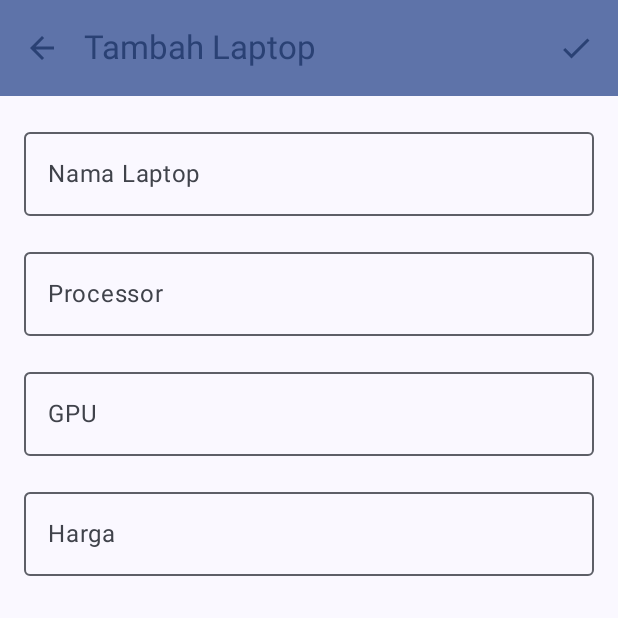
After one commit to arfion11/Assessment2-mobpro, an Android app built with Jetpack Compose: the DetailScreen screen opened through its navigation route, on a phone screen of 412 x 824 dp, the top half of it. The commit adds this screen. Run offline under Robolectric (Android 15) with nearby library versions, the phone set to English and light mode, and no system bars.

Commit message:
commit perubahan dan membuat detail screen dan tombol FAB serta popbackstack

```diff
--- a/app/src/main/java/org/d3if0072/assessment2mobpro/MainActivity.kt
+++ b/app/src/main/java/org/d3if0072/assessment2mobpro/MainActivity.kt
@@ -7,6 +7,7 @@ import androidx.compose.foundation.layout.fillMaxSize
 import androidx.compose.material3.MaterialTheme
 import androidx.compose.material3.Surface
 import androidx.compose.ui.Modifier
+import org.d3if0072.assessment2mobpro.navigation.SetupNavGraph
 import org.d3if0072.assessment2mobpro.ui.screen.MainScreen
 import org.d3if0072.assessment2mobpro.ui.theme.Assessment2mobproTheme
 
@@ -20,7 +21,7 @@ class MainActivity : ComponentActivity() {
                     modifier = Modifier.fillMaxSize(),
                     color = MaterialTheme.colorScheme.background
                 ) {
-                    MainScreen()
+                    SetupNavGraph()
                 }
             }
         }
--- /dev/null
+++ b/app/src/main/java/org/d3if0072/assessment2mobpro/database/LaptopDB.kt
@@ -0,0 +1,4 @@
+package org.d3if0072.assessment2mobpro.database
+
+class LaptopDB {
+}
--- /dev/null
+++ b/app/src/main/java/org/d3if0072/assessment2mobpro/database/LaptopDao.kt
@@ -0,0 +1,4 @@
+package org.d3if0072.assessment2mobpro.database
+
+interface LaptopDao {
+}
--- /dev/null
+++ b/app/src/main/java/org/d3if0072/assessment2mobpro/model/Laptop.kt
@@ -0,0 +1,16 @@
+package org.d3if0072.assessment2mobpro.model
+
+import androidx.room.Entity
+import androidx.room.PrimaryKey
+
+@Entity(tableName = "laptop")
+data class Laptop(
+    @PrimaryKey(autoGenerate = true)
+    val id: Long = 0L,
+    val list: String,
+    val nama: String,
+    val processor: String,
+    val gpu: String,
+    val int: String
+
+)
--- /dev/null
+++ b/app/src/main/java/org/d3if0072/assessment2mobpro/navigation/NavGraph.kt
@@ -0,0 +1,37 @@
+package org.d3if0072.assessment2mobpro.navigation
+
+import androidx.compose.runtime.Composable
+import androidx.navigation.NavHostController
+import androidx.navigation.NavType
+import androidx.navigation.compose.NavHost
+import androidx.navigation.compose.composable
+import androidx.navigation.compose.rememberNavController
+import androidx.navigation.navArgument
+import org.d3if0072.assessment2mobpro.ui.screen.DetailScreen
+import org.d3if0072.assessment2mobpro.ui.screen.KEY_ID_LAPTOP
+import org.d3if0072.assessment2mobpro.ui.screen.MainScreen
+
+@Composable
+fun SetupNavGraph(navController: NavHostController = rememberNavController()) {
+    NavHost(
+        navController = navController,
+        startDestination = Screen.Home.route
+    ){
+        composable(route = Screen.Home.route) {
+            MainScreen(navController)
+           }
+        composable(route = Screen.FormBaru.route){
+            DetailScreen(navController)
+            }
+        composable(
+            route = Screen.FormUbah.route,
+            arguments = listOf(
+                navArgument(KEY_ID_LAPTOP) {type = NavType.LongType}
+            )
+        ) {navBackStackEntry ->
+            val id = navBackStackEntry.arguments?.getLong(KEY_ID_LAPTOP)
+            DetailScreen(navController, id)
+
+          }
+        }
+    }
--- /dev/null
+++ b/app/src/main/java/org/d3if0072/assessment2mobpro/navigation/Screen.kt
@@ -0,0 +1,13 @@
+package org.d3if0072.assessment2mobpro.navigation
+
+import org.d3if0072.assessment2mobpro.ui.screen.KEY_ID_LAPTOP
+
+
+sealed class Screen (val route: String){
+    data object Home: Screen("mainScreen")
+    data object FormBaru: Screen("detailScreen")
+
+    data object FormUbah: Screen("detailScreen/{$KEY_ID_LAPTOP}") {
+        fun withId(id: Long) = "detailScreen/$id"
+    }
+}
--- /dev/null
+++ b/app/src/main/java/org/d3if0072/assessment2mobpro/ui/screen/DetailScreen.kt
@@ -0,0 +1,162 @@
+package org.d3if0072.assessment2mobpro.ui.screen
+
+import android.content.res.Configuration
+import androidx.compose.foundation.layout.Arrangement
+import androidx.compose.foundation.layout.Column
+import androidx.compose.foundation.layout.fillMaxSize
+import androidx.compose.foundation.layout.fillMaxWidth
+import androidx.compose.foundation.layout.padding
+import androidx.compose.foundation.text.KeyboardOptions
+import androidx.compose.material.icons.Icons
+import androidx.compose.material.icons.filled.ArrowBack
+import androidx.compose.material.icons.outlined.Check
+import androidx.compose.material3.ExperimentalMaterial3Api
+import androidx.compose.material3.Icon
+import androidx.compose.material3.IconButton
+import androidx.compose.material3.MaterialTheme
+import androidx.compose.material3.OutlinedTextField
+import androidx.compose.material3.Scaffold
+import androidx.compose.material3.Text
+import androidx.compose.material3.TopAppBar
+import androidx.compose.material3.TopAppBarDefaults
+import androidx.compose.runtime.Composable
+import androidx.compose.runtime.getValue
+import androidx.compose.runtime.mutableStateOf
+import androidx.compose.runtime.remember
+import androidx.compose.runtime.setValue
+import androidx.compose.ui.Modifier
+import androidx.compose.ui.res.stringResource
+import androidx.compose.ui.text.input.ImeAction
+import androidx.compose.ui.text.input.KeyboardCapitalization
+import androidx.compose.ui.text.input.KeyboardType
+import androidx.compose.ui.tooling.preview.Preview
+import androidx.compose.ui.unit.dp
+import androidx.navigation.NavHostController
+import androidx.navigation.compose.rememberNavController
+import org.d3if0072.assessment2mobpro.R
+import org.d3if0072.assessment2mobpro.ui.theme.Assessment2mobproTheme
+
+const val KEY_ID_LAPTOP = "idLaptop"
+
+@OptIn(ExperimentalMaterial3Api::class)
+@Composable
+fun DetailScreen(navController: NavHostController, id: Long? = null) {
+    var nama by remember { mutableStateOf("") }
+    var processor by remember { mutableStateOf("") }
+    var gpu by remember { mutableStateOf("") }
+    var harga by remember { mutableStateOf("") }
+
+    Scaffold(
+        topBar = {
+            TopAppBar(
+                navigationIcon = {
+                    IconButton(onClick = {navController.popBackStack()}) {
+                        Icon(
+                            imageVector = Icons.Filled.ArrowBack,
+                            contentDescription = stringResource(R.string.kembali),
+                            tint = MaterialTheme.colorScheme.primary
+                        )
+                    }
+                },
+                title = {
+                    if (id == null)
+                        Text(text = stringResource(id = R.string.tambah_laptop))
+                    else
+                        Text(text = stringResource(id = R.string.edit_laptop))
+                },
+                colors = TopAppBarDefaults.mediumTopAppBarColors(
+                    containerColor = MaterialTheme.colorScheme.primaryContainer,
+                    titleContentColor = MaterialTheme.colorScheme.primary,
+                ),
+                actions = {
+                    IconButton(onClick = {navController.popBackStack()}) {
+                        Icon(
+                            imageVector = Icons.Outlined.Check,
+                            contentDescription = stringResource(R.string.simpan),
+                            tint = MaterialTheme.colorScheme.primary
+                        )
+                    }
+                }
+            )
+        }
+    ) { padding ->
+        FormLaptop(
+            name = nama,
+            onNameChange = {nama = it},
+            cpu = processor,
+            onCpuChange = {processor = it},
+            graphicCard = gpu,
+            ongraphicCardChange = {gpu = it},
+            price = harga,
+            onPriceChange = {harga = it},
+            modifier = Modifier.padding(padding)
+        )
+    }
+}
+
+@Composable
+fun FormLaptop(
+    name: String, onNameChange: (String) -> Unit,
+    cpu: String, onCpuChange: (String) -> Unit,
+    graphicCard: String, ongraphicCardChange: (String) -> Unit,
+    price: String, onPriceChange: (String) -> Unit,
+    modifier: Modifier
+) {
+    Column(
+        modifier = modifier
+            .fillMaxSize()
+            .padding(16.dp),
+        verticalArrangement = Arrangement.spacedBy(16.dp)
+    ) {
+        OutlinedTextField(
+            value = name,
+            onValueChange = {onNameChange(it) },
+            label = { Text(text = stringResource(R.string.nama_laptop)) },
+            singleLine = true,
+            keyboardOptions = KeyboardOptions(
+                capitalization = KeyboardCapitalization.Words,
+                imeAction = ImeAction.Next
+            ),
+            modifier = Modifier.fillMaxWidth()
+        )
+        OutlinedTextField(
+            value = cpu,
+            onValueChange = {onCpuChange(it) },
+            label = { Text(text = stringResource(R.string.processor)) },
+            keyboardOptions = KeyboardOptions(
+                capitalization = KeyboardCapitalization.Sentences,
+            ),
+            modifier = Modifier.fillMaxWidth()
+        )
+        OutlinedTextField(
+            value = graphicCard,
+            onValueChange = {ongraphicCardChange(it) },
+            label = { Text(text = stringResource(R.string.GPU)) },
+            keyboardOptions = KeyboardOptions(
+                capitalization = KeyboardCapitalization.Sentences,
+            ),
+            modifier = Modifier.fillMaxWidth()
+        )
+        OutlinedTextField(
+            value = price,
+            onValueChange = { onPriceChange(it) },
+            label = { Text(text = stringResource(R.string.harga)) },
+            keyboardOptions = KeyboardOptions(
+                capitalization = KeyboardCapitalization.Sentences,
+                keyboardType = KeyboardType.Number,
+            ),
+            modifier = Modifier.fillMaxWidth()
+        )
+    }
+}
+
+
+
+@Preview(showBackground = true)
+@Preview(uiMode = Configuration.UI_MODE_NIGHT_YES, showBackground = true)
+@Composable
+fun DetailScreenPreview() {
+    Assessment2mobproTheme {
+        DetailScreen(rememberNavController())
+    }
+}
--- /dev/null
+++ b/app/src/main/java/org/d3if0072/assessment2mobpro/ui/screen/DetailViewModel.kt
@@ -0,0 +1,4 @@
+package org.d3if0072.assessment2mobpro.ui.screen
+
+class DetailViewModel {
+}
--- a/app/src/main/java/org/d3if0072/assessment2mobpro/ui/screen/MainScreen.kt
+++ b/app/src/main/java/org/d3if0072/assessment2mobpro/ui/screen/MainScreen.kt
@@ -1,10 +1,15 @@
 package org.d3if0072.assessment2mobpro.ui.screen
 
 import android.content.res.Configuration
+import android.widget.Toast
 import androidx.compose.foundation.layout.Column
 import androidx.compose.foundation.layout.fillMaxSize
 import androidx.compose.foundation.layout.padding
+import androidx.compose.material.icons.Icons
+import androidx.compose.material.icons.filled.Add
 import androidx.compose.material3.ExperimentalMaterial3Api
+import androidx.compose.material3.FloatingActionButton
+import androidx.compose.material3.Icon
 import androidx.compose.material3.MaterialTheme
 import androidx.compose.material3.Scaffold
 import androidx.compose.material3.Text
@@ -12,15 +17,19 @@ import androidx.compose.material3.TopAppBar
 import androidx.compose.material3.TopAppBarDefaults
 import androidx.compose.runtime.Composable
 import androidx.compose.ui.Modifier
+import androidx.compose.ui.platform.LocalContext
 import androidx.compose.ui.res.stringResource
 import androidx.compose.ui.tooling.preview.Preview
 import androidx.compose.ui.unit.dp
+import androidx.navigation.NavHostController
+import androidx.navigation.compose.rememberNavController
 import org.d3if0072.assessment2mobpro.R
+import org.d3if0072.assessment2mobpro.navigation.Screen
 import org.d3if0072.assessment2mobpro.ui.theme.Assessment2mobproTheme
 
 @OptIn(ExperimentalMaterial3Api::class)
 @Composable
-fun MainScreen() {
+fun MainScreen(navController: NavHostController) {
     Scaffold(
         topBar = {
             TopAppBar(
@@ -31,6 +40,17 @@ fun MainScreen() {
                     titleContentColor = MaterialTheme.colorScheme.primary
                 ),
             )
+        },
+        floatingActionButton = {
+            FloatingActionButton(
+                onClick = {
+                   navController.navigate(Screen.FormBaru.route)
+                }
+            ) {
+                Icon(imageVector = Icons.Filled.Add ,
+                    contentDescription = stringResource(id = R.string.tambah_laptop),
+                    tint = MaterialTheme.colorScheme.primary)
+            }
         }
     ) {padding ->
         ScreenContent(Modifier.padding(padding))
@@ -52,6 +72,6 @@ fun ScreenContent(modifier: Modifier) {
 @Composable
 fun ScreenPreview() {
     Assessment2mobproTheme {
-        MainScreen()
+        MainScreen(rememberNavController())
     }
 }
--- /dev/null
+++ b/app/src/main/java/org/d3if0072/assessment2mobpro/ui/screen/MainViewModel.kt
@@ -0,0 +1,4 @@
+package org.d3if0072.assessment2mobpro.ui.screen
+
+class MainViewModel {
+}
--- /dev/null
+++ b/app/src/main/java/org/d3if0072/assessment2mobpro/util/SettingsDataStore.kt
@@ -0,0 +1 @@
+package org.d3if0072.assessment2mobpro.util
--- /dev/null
+++ b/app/src/main/java/org/d3if0072/assessment2mobpro/util/ViewModelFactory.kt
@@ -0,0 +1,4 @@
+package org.d3if0072.assessment2mobpro.util
+
+class ViewModelFactory {
+}
--- a/app/src/main/res/values/strings.xml
+++ b/app/src/main/res/values/strings.xml
@@ -1,3 +1,11 @@
 <resources>
-    <string name="app_name">KAI JKT - BDG</string>
+    <string name="app_name">LIST LAPTOP</string>
+    <string name="tambah_laptop">Tambah Laptop</string>
+    <string name="nama_laptop">Nama Laptop</string>
+    <string name="processor">Processor</string>
+    <string name="GPU">GPU</string>
+    <string name="harga">Harga</string>
+    <string name="simpan">Simpan</string>
+    <string name="kembali">Kembali</string>
+    <string name="edit_laptop">Ubah Laptop</string>
 </resources>
```
